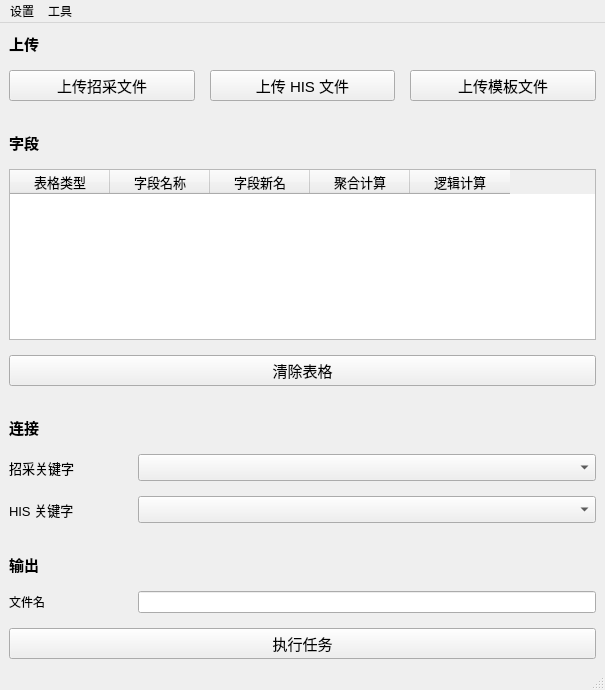
First picture: the form in Python/CompareData/ui/Comparator.ui, repository Himmelbleu/py_tools, before the edit.
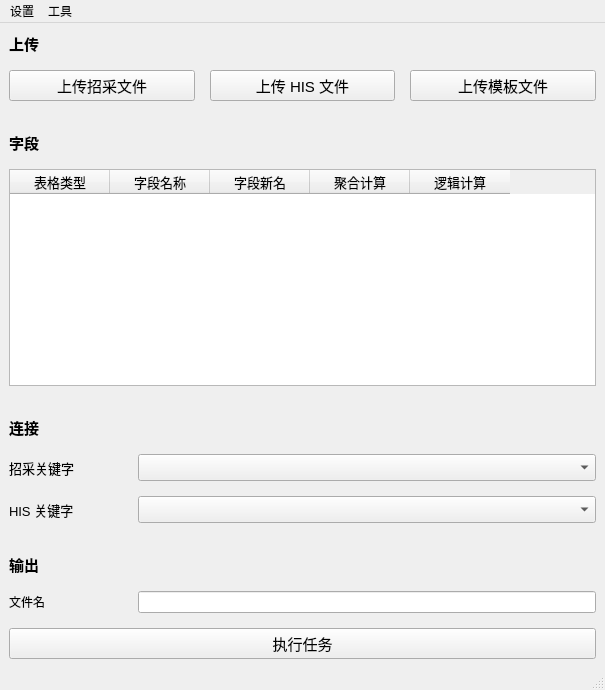
Second picture: the form after the edit.

```diff
--- a/Python/CompareData/ui/Comparator.ui
+++ b/Python/CompareData/ui/Comparator.ui
@@ -162,28 +162,6 @@
         </column>
        </widget>
       </item>
-      <item>
-       <layout class="QHBoxLayout" name="horizontalLayout">
-        <item>
-         <widget class="QPushButton" name="clear_table_btn">
-          <property name="font">
-           <font>
-            <pointsize>11</pointsize>
-           </font>
-          </property>
-          <property name="autoFillBackground">
-           <bool>false</bool>
-          </property>
-          <property name="styleSheet">
-           <string notr="true"/>
-          </property>
-          <property name="text">
-           <string>清除表格</string>
-          </property>
-         </widget>
-        </item>
-       </layout>
-      </item>
      </layout>
     </item>
     <item>
```
Left out of the diff: 2 changed lines with no effect on the pictures.
